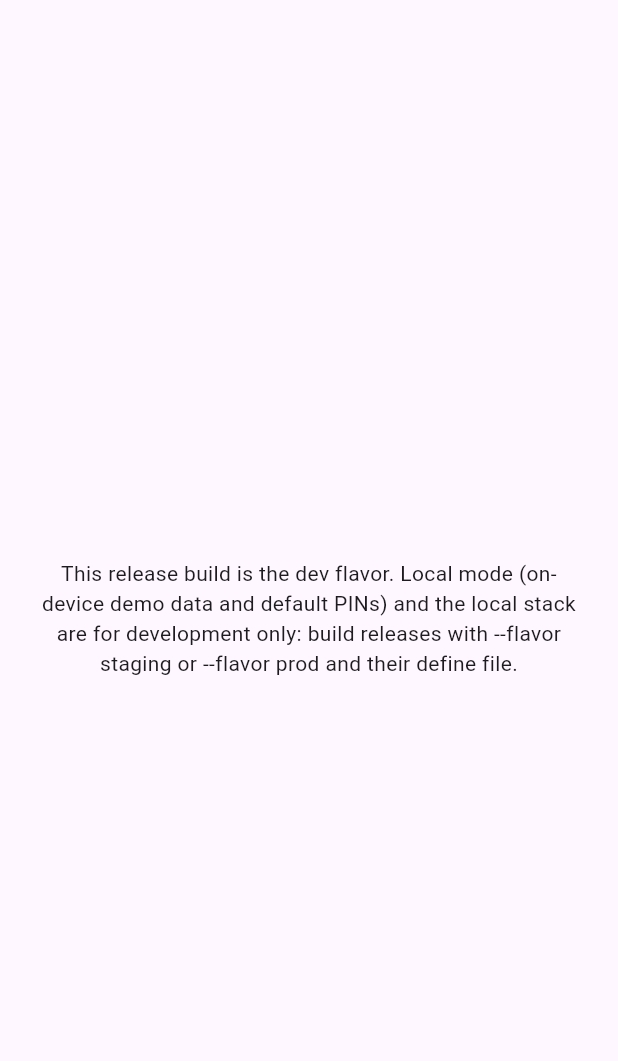
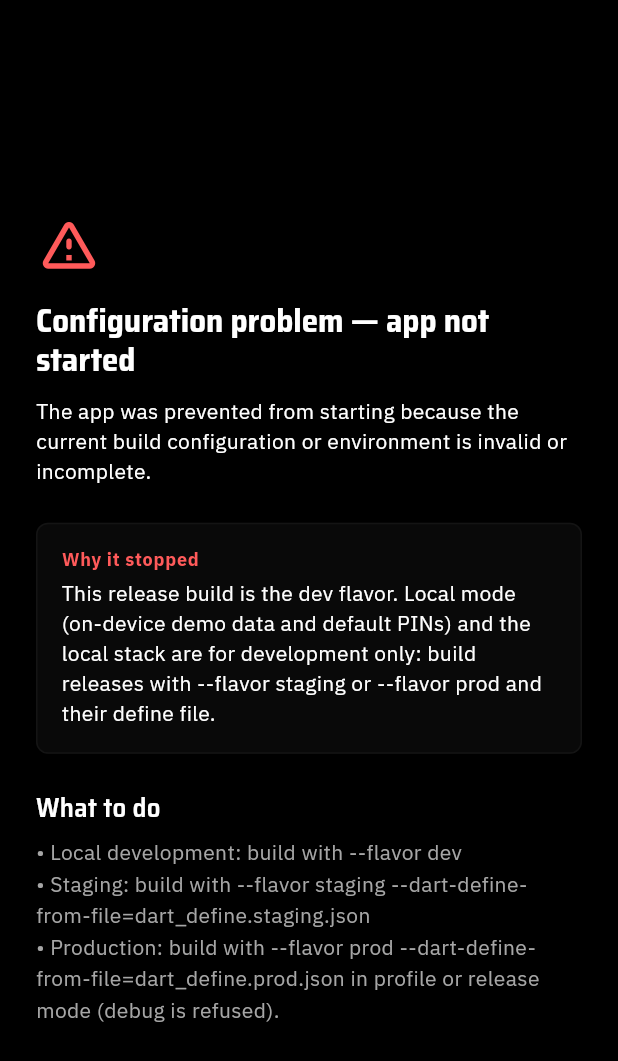
Before and after one commit to rorrimlabs/arc-arena, a Flutter app: the screen it shows after launch, on a phone screen of 412 x 824 dp. Shown: the top 1061 px of the screen. Run offline on Flutter 3.47's test engine with Material 3 defaults, Android fonts, the phone set to English and light mode, and no system bars; drawn by our look-alikes of sentry_flutter; our stand-ins replace drift, drift_flutter, flutter_local_notifications, flutter_map, flutter_riverpod, flutter_secure_storage and 7 more; missing offline and left inert: excel, sqlite3; accounts and stored records are empty; generated files the repository leaves out were written again.

Commit message:
feat(mobile): pin production Supabase host and show a themed startup error screen

```diff
--- a/apps/mobile/lib/core/config/app_config.dart
+++ b/apps/mobile/lib/core/config/app_config.dart
@@ -62,8 +62,8 @@ class AppConfig {
   static const hostedSupabaseHosts = <String, Set<String>>{
     // arena-ops-staging, the personal QA project (Mumbai).
     'staging': <String>{'sqznpjqktvsabjxvpzjh.supabase.co'},
-    // The company's production project: added once it exists.
-    'production': <String>{},
+    // The company's production project.
+    'production': <String>{'oilylxydibubupuqghbw.supabase.co'},
   };
 
   static const _defineFiles = {
--- a/apps/mobile/lib/main.dart
+++ b/apps/mobile/lib/main.dart
@@ -8,6 +8,7 @@ import 'package:arena_ops/app/sync/cloud_root.dart';
 import 'package:arena_ops/app/sync/secure_session_storage.dart';
 import 'package:arena_ops/core/config/app_config.dart';
 import 'package:arena_ops/core/monitoring/sentry_setup.dart';
+import 'package:arena_ops/core/theme/app_theme.dart';
 import 'package:arena_ops/data/local/database.dart';
 import 'package:arena_ops/data/local/db_safety.dart';
 import 'package:arena_ops/data/local/seed_data.dart';
@@ -48,22 +49,35 @@ Future<void> main() async {
             ),
           );
         }
-        runApp(SentryWidget(child: _ConfigProblemApp(problem)));
+        runApp(SentryWidget(child: ConfigProblemApp(problem)));
         return;
       }
       if (config.isSupabase) {
         // Cloud mode: each person signs in with their own account; the arena's
         // data lives in its own database file (the local-only file is untouched).
+        try {
           await Supabase.initialize(
             url: config.supabaseUrl!,
             publishableKey: config.supabaseAnonKey!,
             authOptions: FlutterAuthClientOptions(
-            localStorage: SecureSessionStorage(backendUrl: config.supabaseUrl!),
+              localStorage: SecureSessionStorage(
+                backendUrl: config.supabaseUrl!,
+              ),
             ),
           );
           final documents = await getApplicationDocumentsDirectory();
           runApp(SentryWidget(child: CloudRoot(documentsPath: documents.path)));
           return;
+        } catch (e, stack) {
+          // No network is needed here (the saved sign-in is read from the
+          // keystore and refreshed later), so this is an error on the device.
+          debugPrint('Supabase initialization failed: $e\n$stack');
+          if (config.isSentryEnabled) {
+            unawaited(Sentry.captureException(e, stackTrace: stack));
+          }
+          runApp(SentryWidget(child: ConfigProblemApp.startupFailed('$e')));
+          return;
+        }
       }
 
       // The counter device holds the only copy of the day's takings, and Drift
@@ -136,21 +150,135 @@ Future<void> main() async {
   );
 }
 
-/// Shown instead of the app when the build's configuration is unusable.
-class _ConfigProblemApp extends StatelessWidget {
-  const _ConfigProblemApp(this.problem);
+/// Shown instead of the app when it cannot start.
+class ConfigProblemApp extends StatelessWidget {
+  /// The build's configuration is unusable: only a corrected build fixes it.
+  const ConfigProblemApp(this.problem, {super.key}) : startupFailed = false;
+
+  /// Cloud mode failed to set up on this device; [problem] is the error.
+  const ConfigProblemApp.startupFailed(this.problem, {super.key})
+    : startupFailed = true;
+
   final String problem;
+  final bool startupFailed;
 
   @override
   Widget build(BuildContext context) => MaterialApp(
+    title: 'arena_ops',
     debugShowCheckedModeBanner: false,
-    home: Scaffold(
+    theme: AppTheme.dark(),
+    darkTheme: AppTheme.dark(),
+    themeMode: ThemeMode.dark,
+    home: ConfigProblemScreen(problem: problem, startupFailed: startupFailed),
+  );
+}
+
+class ConfigProblemScreen extends StatelessWidget {
+  const ConfigProblemScreen({
+    required this.problem,
+    this.startupFailed = false,
+    super.key,
+  });
+  final String problem;
+  final bool startupFailed;
+
+  @override
+  Widget build(BuildContext context) {
+    final theme = Theme.of(context);
+    final colorScheme = theme.colorScheme;
+
+    return Scaffold(
       body: SafeArea(
-        child: Padding(
-          padding: const EdgeInsets.all(24),
-          child: Center(child: Text(problem, textAlign: TextAlign.center)),
+        child: Center(
+          child: SingleChildScrollView(
+            padding: const EdgeInsets.all(AppSpacing.xl),
+            child: ConstrainedBox(
+              constraints: const BoxConstraints(maxWidth: 520),
+              child: Column(
+                mainAxisSize: MainAxisSize.min,
+                crossAxisAlignment: CrossAxisAlignment.start,
+                children: [
+                  Icon(
+                    Icons.warning_amber_rounded,
+                    size: 44,
+                    color: colorScheme.error,
+                  ),
+                  const SizedBox(height: AppSpacing.lg),
+                  Text(
+                    startupFailed
+                        ? 'App could not start on this device'
+                        : 'Configuration problem — app not started',
+                    style: theme.textTheme.headlineSmall,
+                  ),
+                  const SizedBox(height: AppSpacing.md),
+                  Text(
+                    startupFailed
+                        ? 'Something on this device failed while the app was '
+                              'getting ready to sign in. No records were changed.'
+                        : 'The app was prevented from starting because the current '
+                              'build configuration or environment is invalid or incomplete.',
+                    style: theme.textTheme.bodyMedium,
+                  ),
+                  const SizedBox(height: AppSpacing.xl),
+                  Container(
+                    width: double.infinity,
+                    padding: const EdgeInsets.all(AppSpacing.lg),
+                    decoration: BoxDecoration(
+                      color: colorScheme.surfaceContainerHighest.withValues(
+                        alpha: 0.3,
+                      ),
+                      borderRadius: BorderRadius.circular(8),
+                      border: Border.all(
+                        color: colorScheme.outlineVariant.withValues(
+                          alpha: 0.5,
+                        ),
+                      ),
+                    ),
+                    child: Column(
+                      crossAxisAlignment: CrossAxisAlignment.start,
+                      children: [
+                        Text(
+                          startupFailed ? 'Error details' : 'Why it stopped',
+                          style: theme.textTheme.labelMedium?.copyWith(
+                            color: colorScheme.error,
+                            fontWeight: FontWeight.bold,
+                          ),
+                        ),
+                        const SizedBox(height: AppSpacing.xs),
+                        Text(
+                          problem,
+                          style: theme.textTheme.bodyMedium?.copyWith(
+                            height: 1.4,
+                          ),
+                        ),
+                      ],
+                    ),
+                  ),
+                  const SizedBox(height: AppSpacing.xl),
+                  Text('What to do', style: theme.textTheme.titleMedium),
+                  const SizedBox(height: AppSpacing.sm),
+                  Text(
+                    startupFailed
+                        ? '• Close the app completely and open it again.\n'
+                              '• If it happens again, restart the device.\n'
+                              '• Still stuck: tell the owner and show them the error details above.\n'
+                              '• Do not uninstall the app or clear its data: records not yet '
+                              'sent would be lost.'
+                        : '• Local development: build with --flavor dev\n'
+                              '• Staging: build with --flavor staging --dart-define-from-file=dart_define.staging.json\n'
+                              '• Production: build with --flavor prod --dart-define-from-file=dart_define.prod.json '
+                              'in profile or release mode (debug is refused).',
+                    style: theme.textTheme.bodyMedium?.copyWith(
+                      color: colorScheme.onSurfaceVariant,
+                      height: 1.5,
+                    ),
+                  ),
+                ],
+              ),
+            ),
           ),
         ),
       ),
     );
   }
+}
```
Also changed, not shown: 3 other files. Lines whose indentation alone changed are shown as unchanged.
